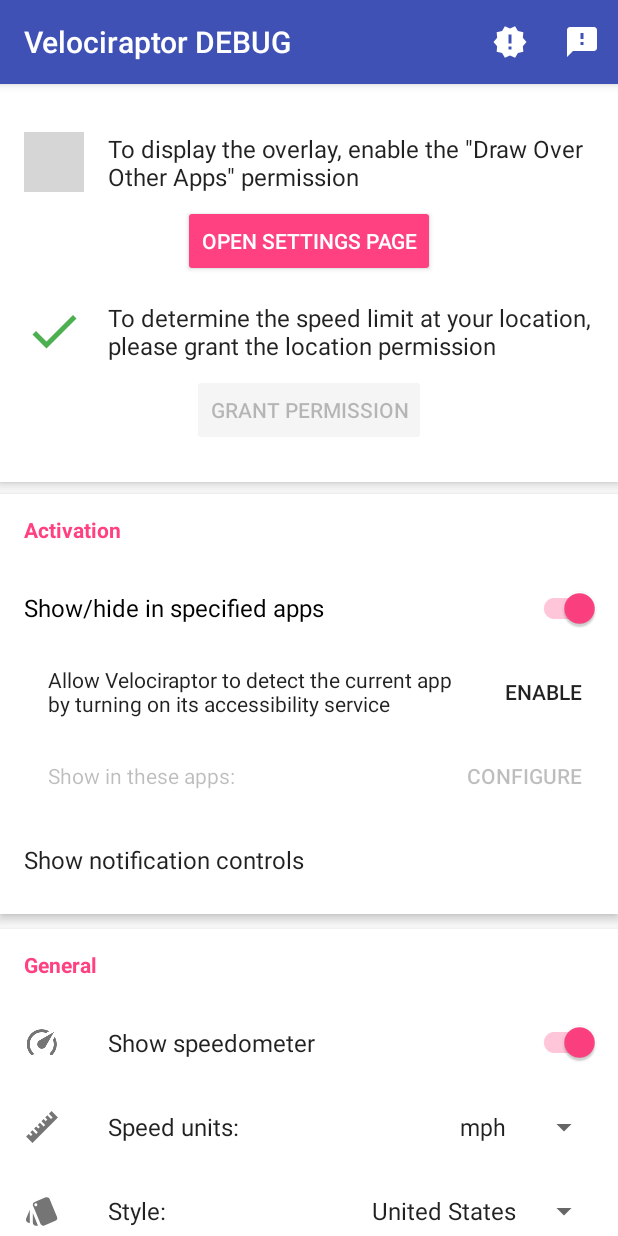
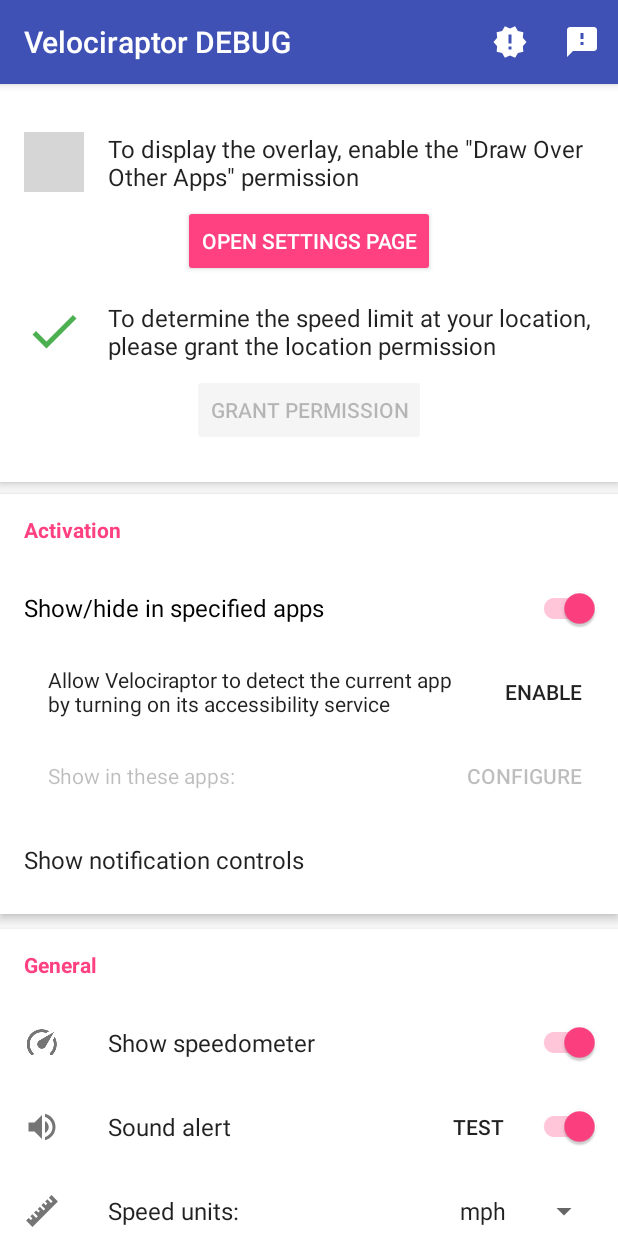
Before and after one commit to pluscubed/velociraptor, an Android app: the SettingsActivity screen opened directly, with no data from a screen before it, on a phone screen of 412 x 824 dp. Run offline under Robolectric (Android 15) with nearby library versions, the phone set to English and light mode, and no system bars; our stand-ins replace ButterKnife; libraries missing offline, so code that uses them is left out: com.afollestad.materialdialogs; grey boxes are pictures that could not be loaded.

Commit message:
Add beep speeding alert, update dependencies

```diff
--- a/app/build.gradle
+++ b/app/build.gradle
@@ -92,11 +92,11 @@ dependencies {
     compile 'com.squareup.okhttp3:okhttp:3.2.0'
     compile 'com.squareup.okio:okio:1.7.0'
 
-    compile 'com.fasterxml.jackson.core:jackson-databind:2.7.3'
+    compile 'com.fasterxml.jackson.core:jackson-databind:2.7.4'
     compile 'com.fasterxml.jackson.core:jackson-core:2.7.4'
     compile 'com.fasterxml.jackson.core:jackson-annotations:2.7.4'
 
-    compile 'com.github.gigamole.arcprogressstackview:library:1.0.1'
+    compile 'com.github.gigamole.arcprogressstackview:library:1.0.2'
     compile 'com.github.pluscubed:recycler-fast-scroll:0.3.1'
 
     compile 'com.github.bumptech.glide:glide:3.7.0'
--- a/app/src/main/java/com/pluscubed/velociraptor/FloatingService.java
+++ b/app/src/main/java/com/pluscubed/velociraptor/FloatingService.java
@@ -52,6 +52,7 @@ import com.google.android.gms.location.LocationServices;
 import com.pluscubed.velociraptor.osmapi.OsmApiEndpoint;
 import com.pluscubed.velociraptor.osmapi.Tags;
 import com.pluscubed.velociraptor.utils.PrefUtils;
+import com.pluscubed.velociraptor.utils.Utils;
 
 import java.util.ArrayList;
 
@@ -88,6 +89,8 @@ public class FloatingService extends Service {
     private Location mLastSpeedLocation;
     private Location mLastLimitLocation;
     private long mLastRequestTime;
+
+    private long mSpeedingStart = -1;
 
     private SpeedLimitApi mSpeedLimitApi;
 
@@ -387,17 +390,27 @@ public class FloatingService extends Service {
                 percentage = (int) ((float) speed / 120 * 100 + 0.5f);
             }
 
-            mSpeedometerText.setText(String.valueOf(speed));
+            if (PrefUtils.getShowSpeedometer(this)) {
+                mSpeedometerText.setText(String.valueOf(speed));
 
-            mArcView.getModels().get(0).setProgress(percentage);
-            mArcView.setAnimatorListener(new AnimatorListenerAdapter() {
-            });
-            mArcView.animateProgress();
+                mArcView.getModels().get(0).setProgress(percentage);
+                mArcView.setAnimatorListener(new AnimatorListenerAdapter() {
+                });
+                mArcView.animateProgress();
+            }
 
-            if (mLastSpeedLimit != -1 && mLastSpeedLimit * (1 + (double) PrefUtils.getOverspeedPercent(FloatingService.this) / 100) < speed) {
+            double speedingLimitWarning = mLastSpeedLimit * (1 + (double) PrefUtils.getOverspeedPercent(FloatingService.this) / 100);
+            if (mLastSpeedLimit != -1 && speed > speedingLimitWarning) {
                 mSpeedometerText.setTextColor(ContextCompat.getColor(FloatingService.this, R.color.red500));
+                if (mSpeedingStart == -1) {
+                    mSpeedingStart = System.currentTimeMillis();
+                } else if (System.currentTimeMillis() > mSpeedingStart + 2000L) {
+                    Utils.playBeep();
+                    mSpeedingStart = Long.MAX_VALUE - 2000L;
+                }
             } else {
                 mSpeedometerText.setTextColor(ContextCompat.getColor(FloatingService.this, R.color.primary_text_default_material_light));
+                mSpeedingStart = -1;
             }
 
             mLastSpeedLocation = location;
--- a/app/src/main/java/com/pluscubed/velociraptor/SettingsActivity.java
+++ b/app/src/main/java/com/pluscubed/velociraptor/SettingsActivity.java
@@ -84,6 +84,10 @@ public class SettingsActivity extends AppCompatActivity {
     ViewGroup mAutoDisplayOptionsContainer;
     @BindView(R.id.linear_app_selection)
     ViewGroup mOpenAppSelectionContainer;
+    @BindView(R.id.switch_beep)
+    SwitchCompat beepSwitch;
+    @BindView(R.id.button_test_beep)
+    Button testBeepButton;
 
     private NotificationManager mNotificationManager;
 
@@ -293,6 +297,21 @@ public class SettingsActivity extends AppCompatActivity {
             }
         });
 
+        beepSwitch.setChecked(PrefUtils.isBeepAlertEnabled(this));
+        beepSwitch.setOnClickListener(new View.OnClickListener() {
+            @Override
+            public void onClick(View v) {
+                PrefUtils.setBeepAlertEnabled(SettingsActivity.this, beepSwitch.isChecked());
+            }
+        });
+        testBeepButton.setOnClickListener(new View.OnClickListener() {
+            @Override
+            public void onClick(View v) {
+                Utils.playBeep();
+            }
+        });
+
+
         invalidateStates();
 
         if (BuildConfig.VERSION_CODE > PrefUtils.getVersionCode(this)) {
--- a/app/src/main/java/com/pluscubed/velociraptor/utils/PrefUtils.java
+++ b/app/src/main/java/com/pluscubed/velociraptor/utils/PrefUtils.java
@@ -16,6 +16,7 @@ public abstract class PrefUtils {
     public static final String PREF_SIGN_STYLE = "pref_international";
     public static final String PREF_SPEEDOMETER = "pref_speedometer";
     public static final String PREF_AUTO_DISPLAY = "pref_auto_display";
+    public static final String PREF_BEEP = "pref_beep";
     public static final String PREF_DEBUGGING = "pref_debugging";
 
     public static final String PREF_FIRSTRUN = "pref_first";
@@ -106,6 +107,14 @@ public abstract class PrefUtils {
         edit(context).putBoolean(PREF_DEBUGGING, debugging).apply();
     }
 
+    public static boolean isBeepAlertEnabled(Context context) {
+        return getSharedPreferences(context).getBoolean(PREF_BEEP, true);
+    }
+
+    public static void setBeepAlertEnabled(Context context, boolean beep) {
+        edit(context).putBoolean(PREF_BEEP, beep).apply();
+    }
+
     @IntDef({STYLE_US, STYLE_INTERNATIONAL})
     @Retention(RetentionPolicy.SOURCE)
     public @interface SignStyle {
--- a/app/src/main/java/com/pluscubed/velociraptor/utils/Utils.java
+++ b/app/src/main/java/com/pluscubed/velociraptor/utils/Utils.java
@@ -3,6 +3,8 @@ package com.pluscubed.velociraptor.utils;
 import android.accessibilityservice.AccessibilityService;
 import android.content.Context;
 import android.graphics.drawable.Drawable;
+import android.media.AudioManager;
+import android.media.ToneGenerator;
 import android.os.Build;
 import android.provider.Settings;
 import android.support.annotation.DrawableRes;
@@ -55,4 +57,9 @@ public abstract class Utils {
     public static int compare(int lhs, int rhs) {
         return lhs < rhs ? -1 : (lhs == rhs ? 0 : 1);
     }
+
+    public static void playBeep() {
+        ToneGenerator toneGen1 = new ToneGenerator(AudioManager.STREAM_MUSIC, 100);
+        toneGen1.startTone(ToneGenerator.TONE_PROP_BEEP2, 500);
+    }
 }
--- /dev/null
+++ b/app/src/main/res/drawable/ic_volume_up_black_24dp.xml
@@ -0,0 +1,9 @@
+<vector xmlns:android="http://schemas.android.com/apk/res/android"
+    android:width="24dp"
+    android:height="24dp"
+    android:viewportHeight="24.0"
+    android:viewportWidth="24.0">
+    <path
+        android:fillColor="#FFF"
+        android:pathData="M3,9v6h4l5,5L12,4L7,9L3,9zM16.5,12c0,-1.77 -1.02,-3.29 -2.5,-4.03v8.05c1.48,-0.73 2.5,-2.25 2.5,-4.02zM14,3.23v2.06c2.89,0.86 5,3.54 5,6.71s-2.11,5.85 -5,6.71v2.06c4.01,-0.91 7,-4.49 7,-8.77s-2.99,-7.86 -7,-8.77z" />
+</vector>
--- a/app/src/main/res/layout/activity_settings_general.xml
+++ b/app/src/main/res/layout/activity_settings_general.xml
@@ -11,8 +11,7 @@
     app:cardBackgroundColor="@android:color/white"
     app:cardCornerRadius="0dp"
     app:cardElevation="4dp"
-    app:cardUseCompatPadding="true"
-    tools:showIn="@layout/activity_settings">
+    app:cardUseCompatPadding="true">
 
     <LinearLayout
         android:layout_width="match_parent"
@@ -69,6 +68,64 @@
 
             <android.support.v7.widget.SwitchCompat
                 android:id="@+id/switch_speedometer"
+                android:layout_width="wrap_content"
+                android:layout_height="wrap_content"
+                android:background="@null"
+                android:clickable="false"
+                android:focusable="false" />
+
+        </LinearLayout>
+
+        <LinearLayout
+            android:layout_width="match_parent"
+            android:layout_height="56dp"
+            android:background="?selectableItemBackground"
+            android:baselineAligned="false"
+            android:gravity="center_vertical"
+            android:orientation="horizontal"
+            android:paddingEnd="12dp"
+            android:paddingLeft="16dp"
+            android:paddingRight="12dp"
+            android:paddingStart="16dp"
+            tools:ignore="UseCompoundDrawables">
+
+            <ImageView
+                android:layout_width="24dp"
+                android:layout_height="24dp"
+                android:layout_marginEnd="32dp"
+                android:layout_marginRight="32dp"
+                android:tint="#8a000000"
+                app:srcCompat="@drawable/ic_volume_up_black_24dp" />
+
+
+            <TextView
+                android:layout_width="0dp"
+                android:layout_height="wrap_content"
+                android:layout_weight="1"
+                android:paddingEnd="8dp"
+                android:paddingRight="8dp"
+                android:text="@string/sound_alert"
+                android:textSize="16sp"
+                tools:ignore="RtlSymmetry" />
+
+            <Space
+                android:layout_width="8dp"
+                android:layout_height="match_parent" />
+
+            <Button
+                android:id="@+id/button_test_beep"
+                style="@style/Widget.AppCompat.Button.Borderless.Colored"
+                android:layout_width="wrap_content"
+                android:layout_height="wrap_content"
+                android:minWidth="0dp"
+                android:text="@string/test" />
+
+            <Space
+                android:layout_width="4dp"
+                android:layout_height="match_parent" />
+
+            <android.support.v7.widget.SwitchCompat
+                android:id="@+id/switch_beep"
                 android:layout_width="wrap_content"
                 android:layout_height="wrap_content"
                 android:background="@null"
--- a/app/src/main/res/values/strings.xml
+++ b/app/src/main/res/values/strings.xml
@@ -73,4 +73,6 @@
     <string name="check_coverage">Touch to check if your area is covered</string>
     <string name="obtaining_gps_location">Obtaining GPS location…</string>
     <string name="debugging_stats">Stats for nerds/debugging</string>
+    <string name="test">Test</string>
+    <string name="sound_alert">Sound alert</string>
 </resources>
```
